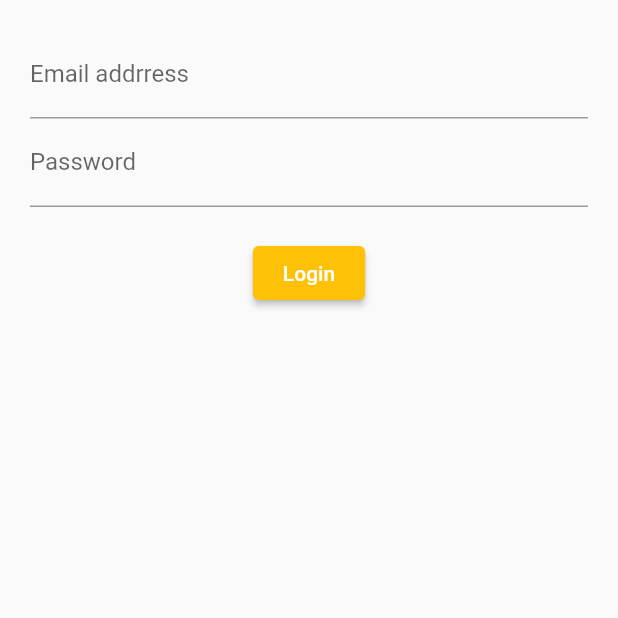
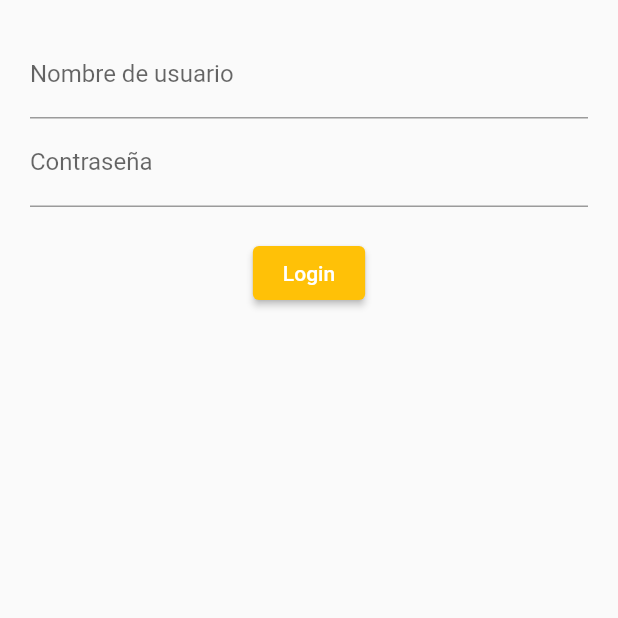
Before and after one commit to sanjuesc/etoraxMovil, a Flutter app: the screen it shows after launch, on a phone screen of 412 x 824 dp, the top half of it. Run offline on Flutter 3.47's test engine with Material 2 defaults, Android fonts, the phone set to English and light mode, and no system bars; our stand-ins replace flutter_dotenv, rxdart, shared_preferences.

Commit message:
valida respuesta del servidor
recuerda nombre (falta contraseña y que esto sea un checkbox)

guarda el token

algunas cosas mas que no me acuerdo

```diff
--- a/lib/src/app.dart
+++ b/lib/src/app.dart
@@ -1,17 +1,48 @@
 import 'package:flutter/material.dart';
 import 'screens/login_screen.dart';
 import 'blocs/provider.dart';
-
+import 'globals.dart' as globals;
 class App extends StatelessWidget{
   build(context){
     return Provider(
-      child: MaterialApp(
-          title: "Log me in",
-          home: Scaffold(
-            resizeToAvoidBottomInset: false,
-            body: LoginScreen(),
-          )
+      child: GestureDetector(
+        child : MaterialApp(
+          title: "eTorax",
+          onGenerateRoute: routes,
+        ),
+        onTap: (){
+          FocusManager.instance.primaryFocus?.unfocus();
+        },
       ),
     );
   }
+
+  Route routes(RouteSettings settings){
+    if (settings.name=='/'){
+      return MaterialPageRoute(
+          builder: (context){
+            return Scaffold(
+              resizeToAvoidBottomInset: false,
+              body: LoginScreen(),
+            );
+          }
+      );
+    }else{
+      MaterialPageRoute ruta = MaterialPageRoute(
+          builder: (context){
+            return Scaffold(
+                resizeToAvoidBottomInset: false,
+                body: AppBar(
+                  title: Text("ey"),
+                )
+            );
+          }
+      );
+      return ruta;
+    }
+
+
+  }
+
+
 }
--- a/lib/src/blocs/validators.dart
+++ b/lib/src/blocs/validators.dart
@@ -1,12 +1,12 @@
 import 'dart:async';
-
+import '../globals.dart' as globals;
 class Validators{
   final validateEmail = StreamTransformer<String, String>.fromHandlers(
     handleData: (email, sink){
-      if (email.contains('@')){
+      if (email.length>4){
         sink.add(email);
       }else{
-        sink.addError('Enter a valid email');
+        sink.addError('El usuario debe un mínimo de 4 caracteres');
       }
     },
   );
@@ -16,8 +16,17 @@ class Validators{
       if (password.length>4){
         sink.add(password);
       }else{
-        sink.addError('Password must be at least 5 characters');
+        sink.addError('La contraseña debe un mínimo de 4 caracteres');
       }
     },
   );
+
+  bool validarRespuesta(dynamic respuesta){
+    if (respuesta['status']==200){
+      globals.token=respuesta['data']['token'];
+    }
+    return respuesta['status']==200;
+
+  }
+
 }
--- /dev/null
+++ b/lib/src/globals.dart
@@ -0,0 +1,4 @@
+library globals;
+
+String usuario="";
+String token="";
--- a/lib/src/screens/login_screen.dart
+++ b/lib/src/screens/login_screen.dart
@@ -1,8 +1,17 @@
 import 'package:flutter/material.dart';
+import 'package:shared_preferences/shared_preferences.dart';
 import '../blocs/bloc.dart';
 import '../blocs/provider.dart';
+import '../globals.dart' as globals;
 
-class LoginScreen extends StatelessWidget{
+class LoginScreen extends StatefulWidget{
+  State<StatefulWidget> createState() {
+    return LoginScreenState();
+  }
+}
+
+class LoginScreenState extends State<LoginScreen>{ //hay que cambiar a statefull widget para poder esperar al futuro
+
   Widget build(context){
     final bloc = Provider.of(context);
     return SafeArea(child: Container(
@@ -21,20 +30,46 @@ class LoginScreen extends StatelessWidget{
 
 
 Widget emailField(Bloc bloc){
+  return FutureBuilder(builder: (context, AsyncSnapshot<String?> nombreSnap){
+    if(!nombreSnap.hasData){
       return StreamBuilder(
         stream: bloc.email,
         builder: (context, snapshot){
           return TextField(
             onChanged: bloc.changeEmail,
-        keyboardType: TextInputType.emailAddress,
+            keyboardType: TextInputType.name,
             decoration: InputDecoration(
-          hintText: 'you@domain.com',
-          labelText: 'Email addrress',
+              hintText: '123456',
+              labelText: 'Nombre de usuario',
               errorText: snapshot.hasError ? snapshot.error.toString() : null,
             ),
           );
         },
       );
+    }else{
+      bloc.changeEmail(nombreSnap.data!);
+      bloc.quitarNombre();
+      return StreamBuilder(
+        stream: bloc.email,
+        builder: (context, snapshot){
+          return TextField(
+            controller: TextEditingController(text: nombreSnap.data!),
+            onChanged: bloc.changeEmail,
+            keyboardType: TextInputType.name,
+            decoration: InputDecoration(
+              hintText: '123456',
+              labelText: 'Nombre de usuario',
+              errorText: snapshot.hasError ? snapshot.error.toString() : null,
+            ),
+          );
+        },
+      );
+    }
+  },
+    future: bloc.getNombre(),
+  );
+
+
 }
 
 Widget passwordField(Bloc bloc){
@@ -45,8 +80,8 @@ Widget passwordField(Bloc bloc){
         onChanged: bloc.changePassword,
         obscureText: true,
         decoration: InputDecoration(
-          hintText: 'Password',
-          labelText: 'Password',
+          hintText: 'Contraseña',
+          labelText: 'Contraseña',
           errorText: snapshot.hasError ? snapshot.error.toString() : null,
         ),
       );
@@ -64,7 +99,27 @@ Widget submitButton(Bloc bloc){
         style: ElevatedButton.styleFrom(
           primary: Colors.amber,
           padding: EdgeInsets.symmetric(horizontal: 20.0),),
-        onPressed: () => snapshot.hasData ? bloc.submit() : null,
+        onPressed: () async {
+          FocusManager.instance.primaryFocus?.unfocus(); //no me gusta el 'hack' de poner esto aqui pero si no el teclado no se oculta al clicar
+          bool res = false;
+            if(snapshot.hasData){
+              res = await bloc.submit();
+              print(globals.token);
+            }
+            if(!res){
+              ScaffoldMessenger.of(context).showSnackBar(SnackBar( //usamos el scaffold de app.dart para mostrar el mensaje
+                content: Text("Usuario y/o contraseña incorrectos"),
+                action: SnackBarAction(
+                  label: 'Ok',
+                  onPressed: (){
+                    ScaffoldMessenger.of(context).hideCurrentSnackBar();
+                  },
+                ),
+              ));
+            }else{
+              Navigator.pushNamed(context, "menu");
+            }
+        },
       );
     },
   );
--- a/pubspec.yaml
+++ b/pubspec.yaml
@@ -40,6 +40,7 @@ dependencies:
   rxdart: ^0.27.3
   get: ^4.6.1
   flutter_dotenv: ^5.0.2
+  shared_preferences: ^2.0.13
 
 dev_dependencies:
   flutter_test:
```
Also changed, not shown: lib/src/blocs/bloc.dart (+25 -3 lines), pubspec.lock. Lines whose indentation alone changed are shown as unchanged.
